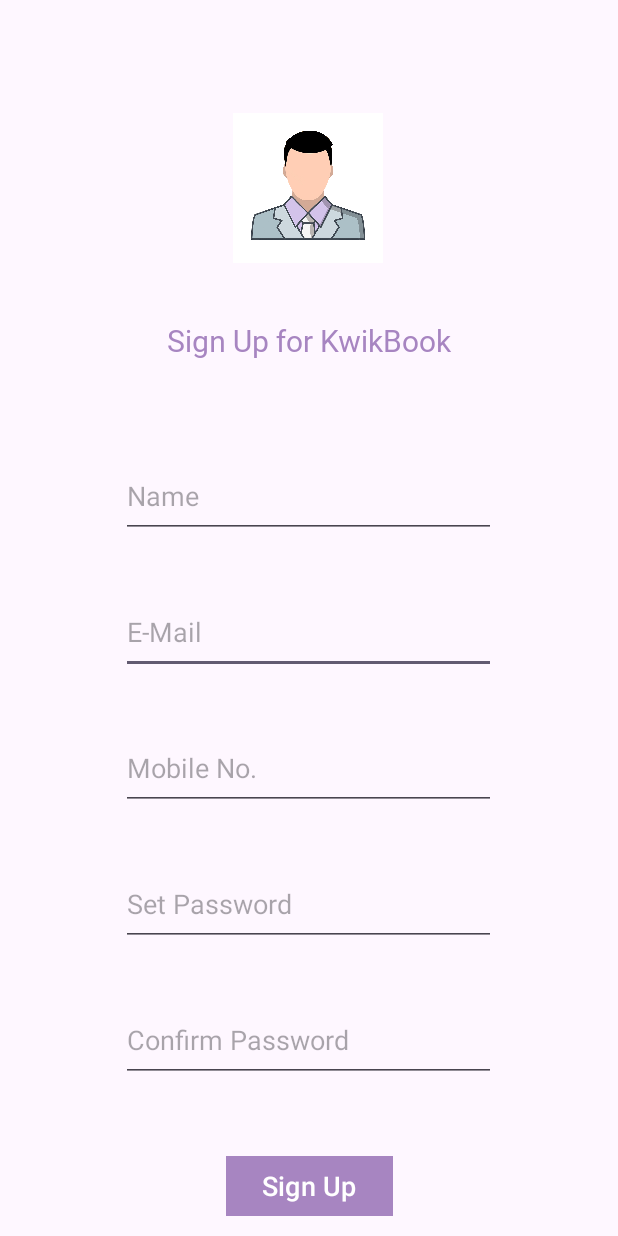
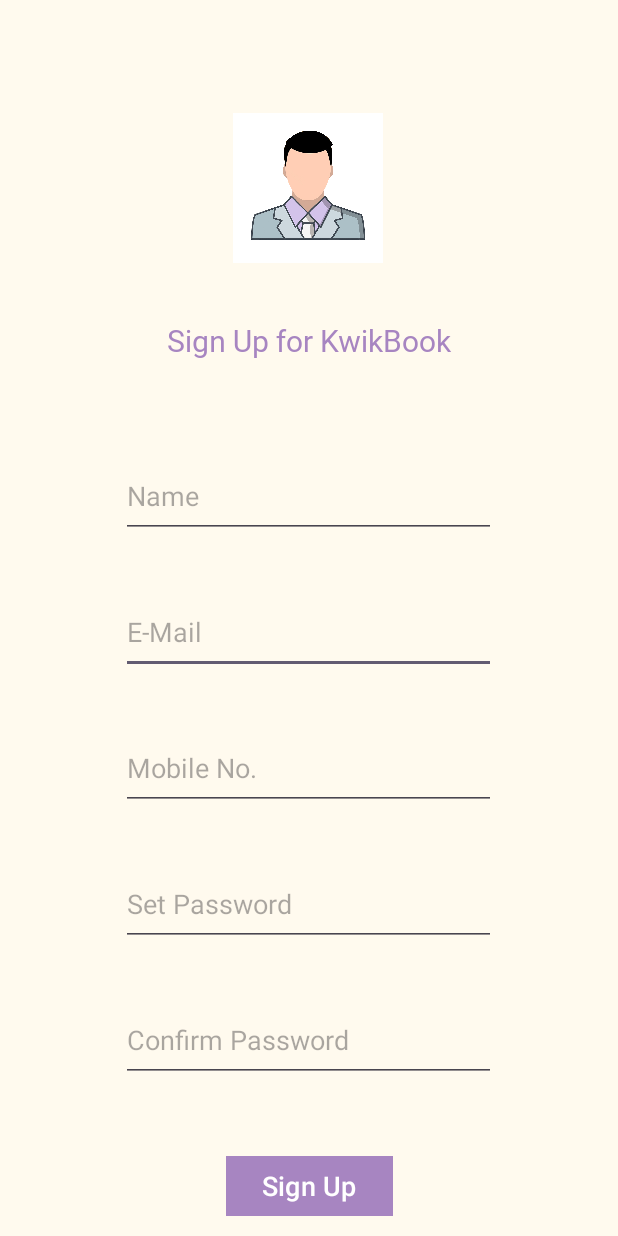
Before and after one commit to 17kowshik/KwikBook, an Android app: the UserSignUp_Activity screen opened directly, with no data from a screen before it, on a phone screen of 412 x 824 dp. Run offline under Robolectric (Android 15) with nearby library versions, the phone set to English and light mode, and no system bars; Roboto replaces fonts that are not available here.

Commit message:
Designs commit

```diff
--- a/app/src/main/res/layout/activity_user_sign_up.xml
+++ b/app/src/main/res/layout/activity_user_sign_up.xml
@@ -5,6 +5,7 @@
     android:id="@+id/main"
     android:layout_width="match_parent"
     android:layout_height="match_parent"
+    android:background="#FFFAEE"
     tools:context=".UserSignUp_Activity">
 
     <ImageView
@@ -91,10 +92,10 @@
         android:layout_marginStart="55dp"
         android:layout_marginTop="38dp"
         android:layout_marginEnd="56dp"
+        android:fontFamily="@font/dela_gothic_one"
         android:text="Sign Up for KwikBook"
         android:textAlignment="center"
         android:textColor="#A785C1"
-        android:fontFamily="@font/dela_gothic_one"
         android:textSize="20sp"
         app:layout_constraintEnd_toEndOf="parent"
         app:layout_constraintStart_toStartOf="parent"
```
